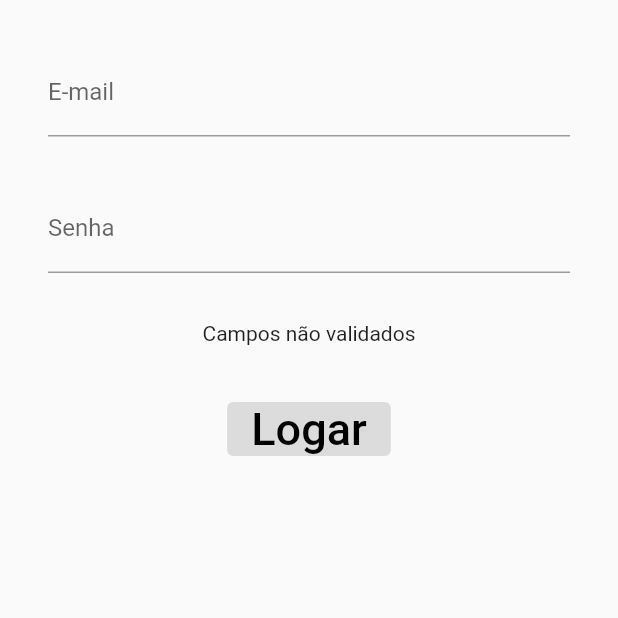
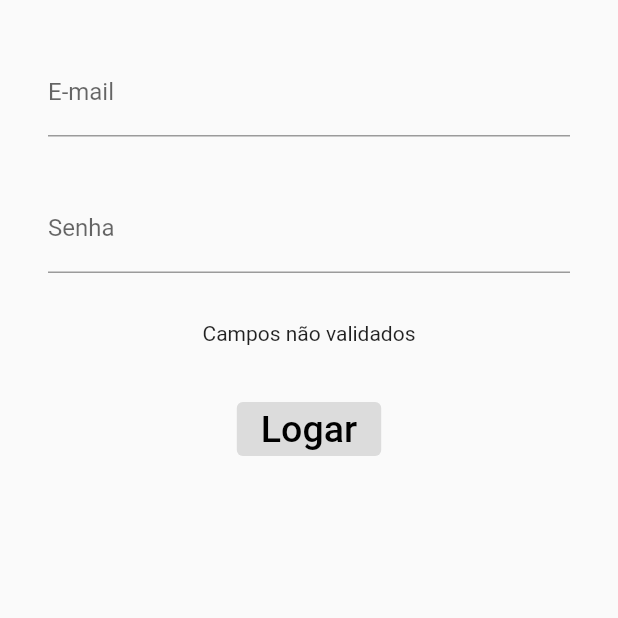
Before and after one commit to MiltonBueno/mobx, a Flutter app: the screen it shows after launch, on a phone screen of 412 x 824 dp, the top half of it. Run offline on Flutter 3.47's test engine with Material 2 defaults, Android fonts, the phone set to English and light mode, and no system bars; our stand-ins replace flutter_mobx, mobx; generated files the repository leaves out were written again.

Commit message:
Testando segundo commit

```diff
--- a/lib/Home.dart
+++ b/lib/Home.dart
@@ -119,7 +119,7 @@ class _HomeState extends State<Home> {
                         "Logar",
                         style: TextStyle(
                             color: Colors.black,
-                            fontSize: 30
+                            fontSize: 25
                         ),
                       )
                   );
```
